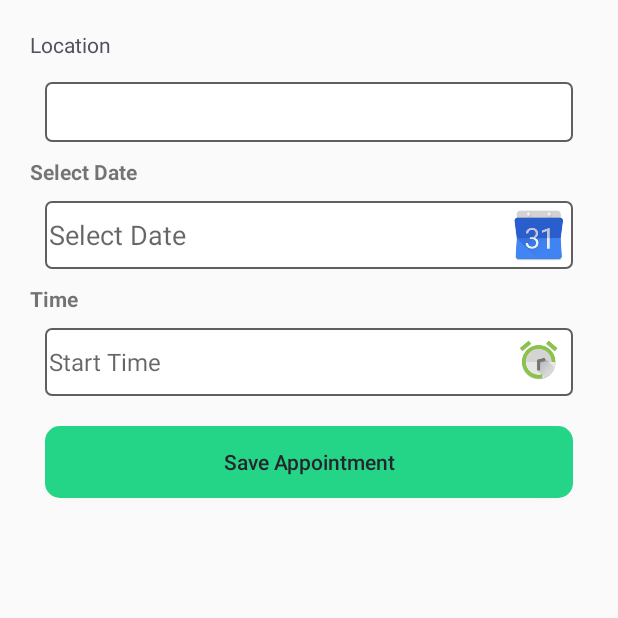
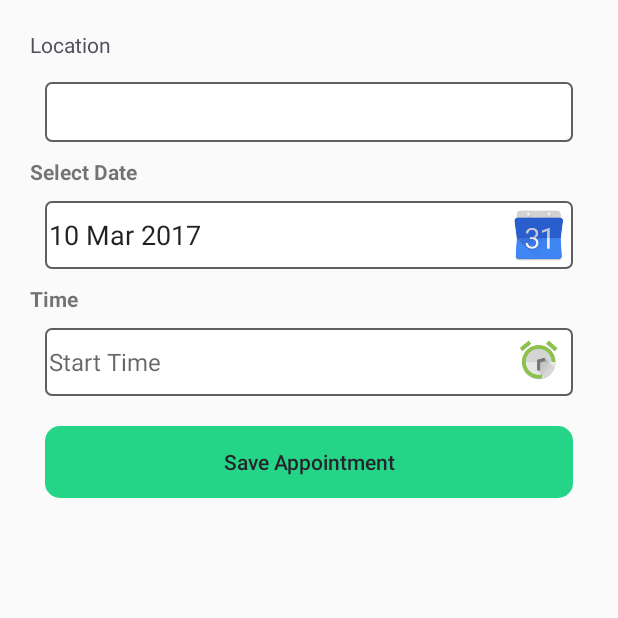
Before and after one commit to Thiruclassic/FT03-Medipal-Application, an Android app: the fragment AppointmentFragment shown on its own in the app's theme, on a phone screen of 412 x 824 dp, the top half of it. Run offline under Robolectric (Android 15) with nearby library versions, the phone set to English and light mode, and no system bars.

Commit message:
Sree: Correcting the layout appointment

```diff
--- a/app/src/main/java/iss/medipal/ui/fragments/AppointmentFragment.java
+++ b/app/src/main/java/iss/medipal/ui/fragments/AppointmentFragment.java
@@ -55,9 +55,9 @@ public class AppointmentFragment extends Fragment {
         // Inflate the layout for this fragment
 
         View fragmentView = inflater.inflate(R.layout.fragment_appointment, container, false);
-        etDate = (EditText) fragmentView.findViewById(R.id.et_select_date);
-        etStrtTime = (EditText) fragmentView.findViewById(R.id.et_select_strt_time);
-        btnSave = (Button) fragmentView.findViewById(R.id.btn_save);
+        etDate = (EditText) fragmentView.findViewById(R.id.et_appdate);
+        etStrtTime = (EditText) fragmentView.findViewById(R.id.et_appTime);
+        btnSave = (Button) fragmentView.findViewById(R.id.saveApp);
 
         etDate.setText(dateFormatter.format(selectedDate.getTime()));
 
--- a/app/src/main/res/layout/fragment_appointment.xml
+++ b/app/src/main/res/layout/fragment_appointment.xml
@@ -9,7 +9,10 @@
 
     <ScrollView
         android:layout_width="match_parent"
-        android:layout_height="match_parent">
+        android:layout_height="match_parent"
+        android:layout_alignParentTop="true"
+        android:layout_alignParentLeft="true"
+        android:layout_alignParentStart="true">
 
         <LinearLayout
             android:layout_width="match_parent"
@@ -104,8 +107,7 @@
                 android:text="Save Appointment"
                 android:textAllCaps="false"
                 android:textColor="@color/colorPrimaryDark"
-                android:textSize="14sp"
-                app:font="LB" />
+                android:textSize="14sp"/>
 
         </LinearLayout>
     </ScrollView>
```
